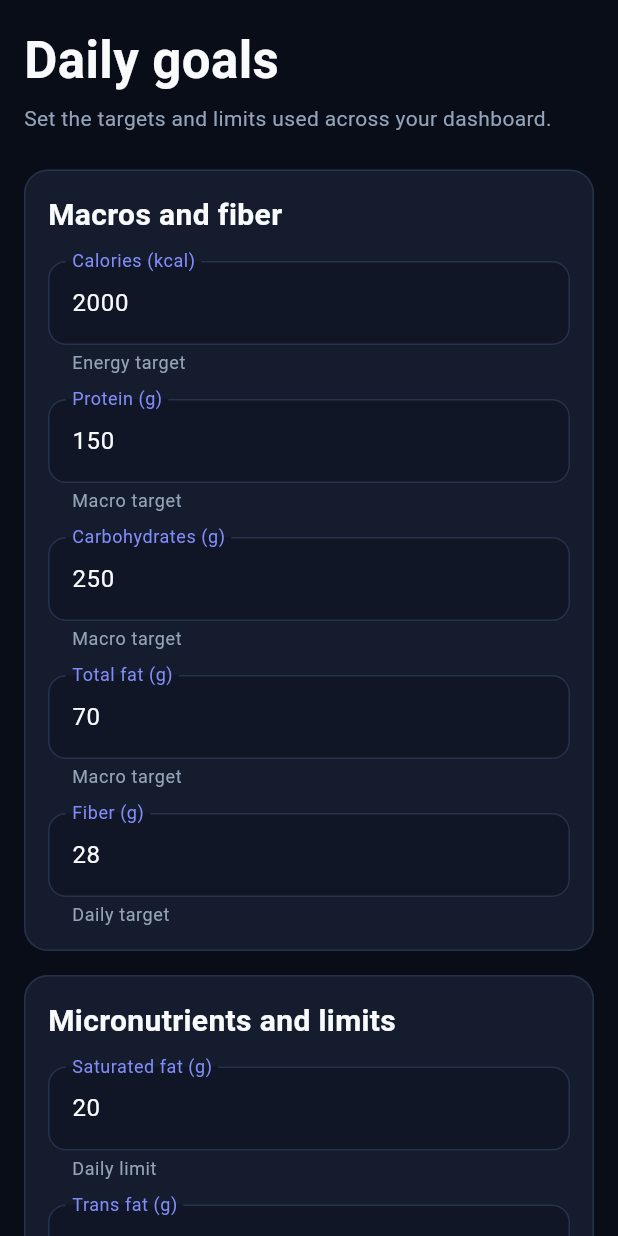
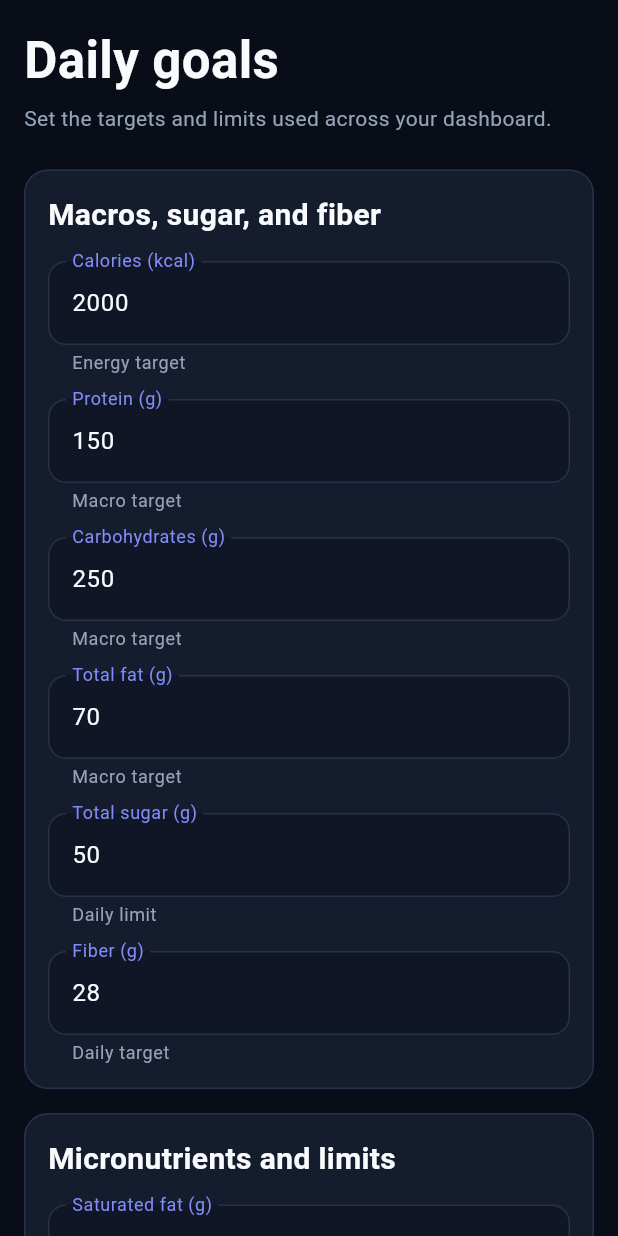
Before and after one commit to amainolfi/Large-Project, a Flutter app: the GoalsScreen screen opened directly, on a phone screen of 412 x 824 dp. Run offline on Flutter 3.47's test engine with Material 3 defaults, Android fonts, the phone set to English and light mode, and no system bars; our stand-ins replace dio, flutter_secure_storage; accounts and stored records are empty; network calls fail.

Commit message:
Add sugar field to goals screen

```diff
--- a/app/lib/screens/goals_screen.dart
+++ b/app/lib/screens/goals_screen.dart
@@ -31,6 +31,7 @@ class _GoalsScreenState extends State<GoalsScreen> {
     'fat': TextEditingController(text: '70'),
     'saturatedFat': TextEditingController(text: '20'),
     'transFat': TextEditingController(text: '2'),
+    'sugar': TextEditingController(text: '50'),
     'fiber': TextEditingController(text: '28'),
     'sodium': TextEditingController(text: '2300'),
     'potassium': TextEditingController(text: '4700'),
@@ -45,6 +46,7 @@ class _GoalsScreenState extends State<GoalsScreen> {
     _GoalField('protein', 'Protein (g)', 'Macro target'),
     _GoalField('carbs', 'Carbohydrates (g)', 'Macro target'),
     _GoalField('fat', 'Total fat (g)', 'Macro target'),
+    _GoalField('sugar', 'Total sugar (g)', 'Daily limit'),
     _GoalField('fiber', 'Fiber (g)', 'Daily target'),
   ];
 
@@ -89,6 +91,7 @@ class _GoalsScreenState extends State<GoalsScreen> {
     _controllers['fat']!.text = _number(goals.dailyFat);
     _controllers['saturatedFat']!.text = _number(goals.dailySaturatedFat);
     _controllers['transFat']!.text = _number(goals.dailyTransFat);
+    _controllers['sugar']!.text = _number(goals.dailySugar);
     _controllers['fiber']!.text = _number(goals.dailyFiber);
     _controllers['sodium']!.text = _number(goals.dailySodium);
     _controllers['potassium']!.text = _number(goals.dailyPotassium);
@@ -114,6 +117,7 @@ class _GoalsScreenState extends State<GoalsScreen> {
       dailyFat: _value('fat'),
       dailySaturatedFat: _value('saturatedFat'),
       dailyTransFat: _value('transFat'),
+      dailySugar: _value('sugar'),
       dailyFiber: _value('fiber'),
       dailySodium: _value('sodium'),
       dailyPotassium: _value('potassium'),
@@ -166,7 +170,7 @@ class _GoalsScreenState extends State<GoalsScreen> {
                       style: TextStyle(color: colors.onSurfaceVariant),
                     ),
                     const SizedBox(height: 24),
-                    _section('Macros and fiber', _primaryFields),
+                    _section('Macros, sugar, and fiber', _primaryFields),
                     const SizedBox(height: 16),
                     _section('Micronutrients and limits', _detailFields),
                     const SizedBox(height: 12),
```
